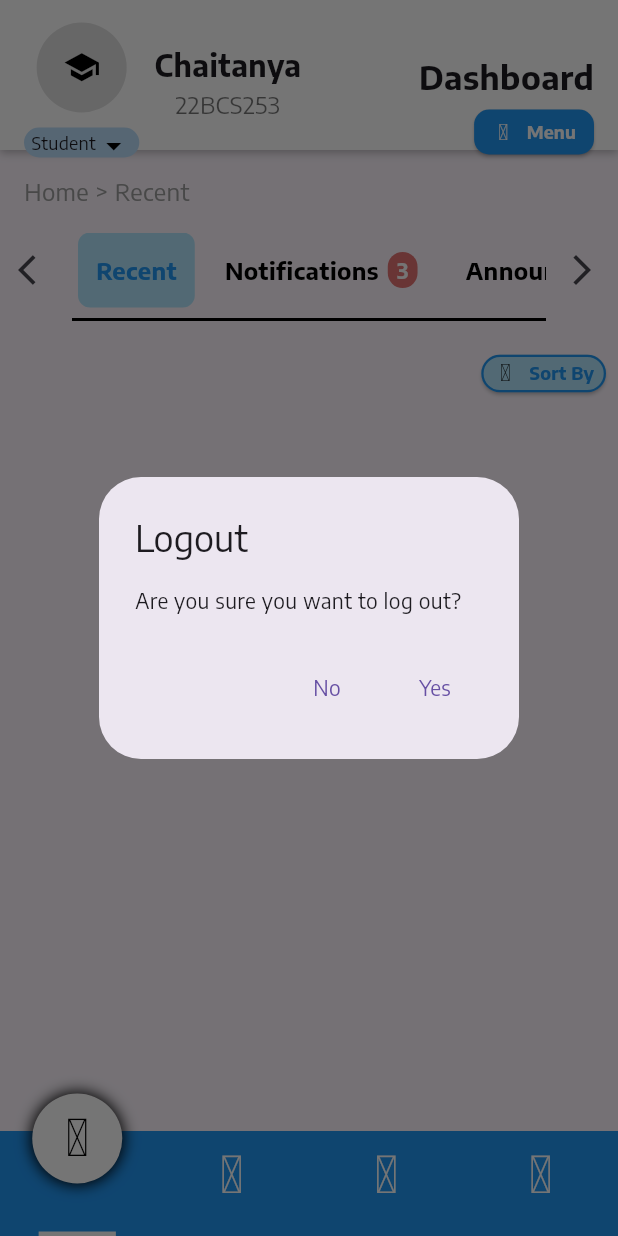
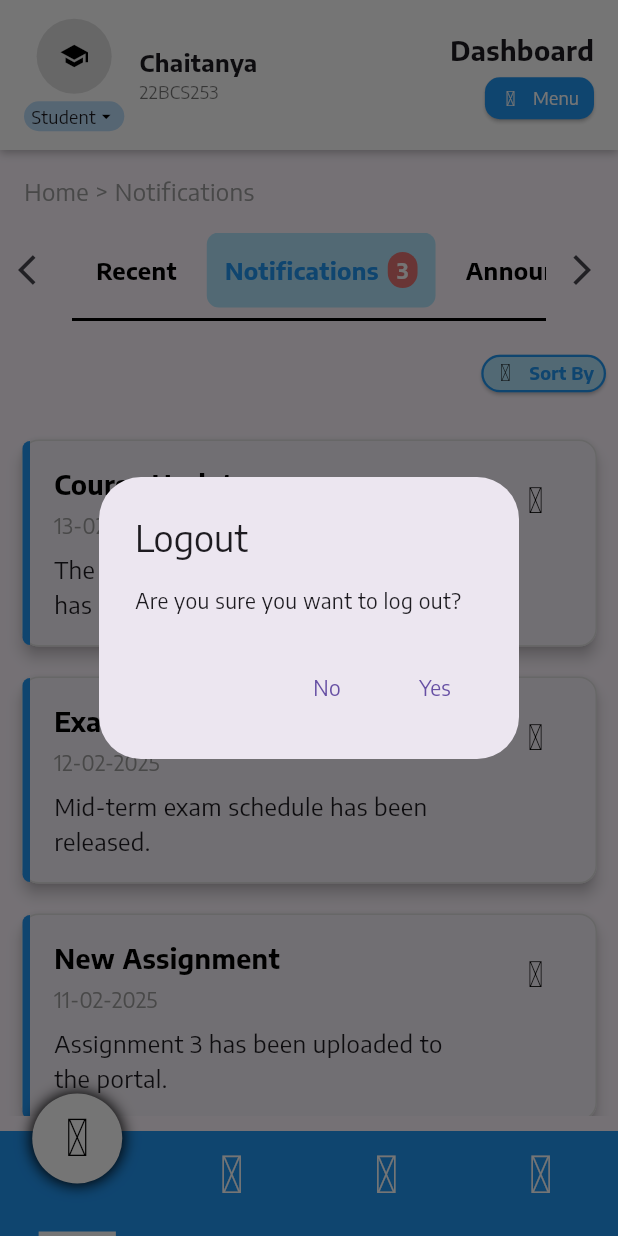
Before and after one commit to chaituthumbeti/Fusionapp, a Flutter app: the Dashboard screen opened directly, item 4 of the bottom bar chosen, on a phone screen of 412 x 824 dp. Run offline on Flutter 3.47's test engine with Material 3 defaults, Android fonts, the phone set to English and light mode, and no system bars; our stand-ins replace hugeicons.

Commit message:
feat: role-based content across all major components

```diff
--- a/lib/dashboard.dart
+++ b/lib/dashboard.dart
@@ -17,7 +17,7 @@ class Dashboard extends StatefulWidget {
 class _DashboardState extends State<Dashboard> {
   int _selectedIndex = 0;
   bool _isMenuOpen = false;
-
+  String _role= "Student";
   void _onItemTapped(int index) {
     if (index == 3) {
       _showLogoutDialog();
@@ -36,6 +36,12 @@ class _DashboardState extends State<Dashboard> {
   void _closeMenu() {
     setState(() {
       _isMenuOpen = false;
+    });
+  }
+
+  void _handleRoleChange(String role){
+    setState(() {
+      _role=role;
     });
   }
 
@@ -73,6 +79,7 @@ class _DashboardState extends State<Dashboard> {
       appBar: TopNavBar(
         selectedIndex: _selectedIndex,
         onMenuPressed: _openMenu,
+        roleChange: _handleRoleChange,
       ),
       body: Stack(
         children: [
@@ -84,7 +91,7 @@ class _DashboardState extends State<Dashboard> {
             left: _isMenuOpen ? 0 : -MediaQuery.of(context).size.width ,
             top: 0,
             bottom: 0,
-            child: MenuPage(onClose: _closeMenu),
+            child: MenuPage(onClose: _closeMenu,role:_role),
           ),
         ],
       ),
@@ -98,9 +105,9 @@ class _DashboardState extends State<Dashboard> {
 
   Widget _buildBody() {
     return [
-      const HomePage(),
-      ModulePage(),
-      const ProfilePage(),
+      HomePage(role:_role),
+      ModulePage(role:_role),
+      ProfilePage(role:_role),
     ][_selectedIndex];
   }
 }
--- a/lib/navbars/top_nav_bar.dart
+++ b/lib/navbars/top_nav_bar.dart
@@ -1,30 +1,40 @@
 import 'package:flutter/material.dart';
 import 'package:hugeicons/hugeicons.dart';
+
 class TopNavBar extends StatefulWidget implements PreferredSizeWidget {
   final int selectedIndex;
   final VoidCallback onMenuPressed;
+  final ValueChanged<String> roleChange;
 
   const TopNavBar({
     super.key,
     required this.selectedIndex,
     required this.onMenuPressed,
+    required this.roleChange,
   });
 
   @override
   State<TopNavBar> createState() => _TopNavBarState();
 
   @override
-  Size get preferredSize => const Size.fromHeight(100);
+  Size get preferredSize {
+    return const Size.fromHeight(100);
+  }
 }
 
 class _TopNavBarState extends State<TopNavBar> {
-  final List<String> _titles = ["Dashboard", "Modules", "Profile", "Logout","Menu"];
+  final List<String> _titles = ["Dashboard", "Modules", "Profile", "Logout", "Menu"];
   String _selectedRole = 'Student';
 
   @override
   Widget build(BuildContext context) {
-    return Container(
-      padding: const EdgeInsets.only(left: 16, right: 16, top: 15, bottom: 5),
+    final double screenHeight = MediaQuery.of(context).size.height;
+    final double navbarHeight = screenHeight * 0.15;
+
+    return SizedBox(
+      height: navbarHeight,
+      child: Container(
+        padding: const EdgeInsets.symmetric(horizontal: 16, vertical: 10),
         decoration: BoxDecoration(
           color: Colors.white,
           boxShadow: [
@@ -35,22 +45,25 @@ class _TopNavBarState extends State<TopNavBar> {
             ),
           ],
         ),
+        child: Column(
+          children: [
+            Expanded(
               child: Row(
                 mainAxisAlignment: MainAxisAlignment.spaceBetween,
                 children: [
                   Row(
                     children: [
                       Column(
+                        mainAxisAlignment: MainAxisAlignment.center,
                         children: [
                           CircleAvatar(
-                    radius: 30,
+                            radius: 25,
                             backgroundColor: Colors.grey[300],
-                    child: const Icon(Icons.school, size: 25, color: Colors.black),
+                            child: const Icon(Icons.school, size: 20, color: Colors.black),
                           ),
-                  const SizedBox(height: 10),
-                  SizedBox(
+                          const SizedBox(height: 5),
+                          Container(
                             height: 20,
-                    child: Container(
                             padding: const EdgeInsets.symmetric(horizontal: 5),
                             decoration: BoxDecoration(
                               color: Colors.blue[100],
@@ -58,8 +71,8 @@ class _TopNavBarState extends State<TopNavBar> {
                             ),
                             child: DropdownButton<String>(
                               value: _selectedRole,
-                        icon: const Icon(Icons.arrow_drop_down, color: Colors.black),
-                        items: ['Student', 'Faculty'].map((String role) {
+                              icon: const Icon(Icons.arrow_drop_down, size: 14, color: Colors.black),
+                              items: ['Student', 'Faculty', 'Hod'].map((String role) {
                                 return DropdownMenuItem<String>(
                                   value: role,
                                   child: Text(role, style: const TextStyle(fontSize: 12)),
@@ -69,11 +82,11 @@ class _TopNavBarState extends State<TopNavBar> {
                                 if (newValue != null) {
                                   setState(() {
                                     _selectedRole = newValue;
+                                    widget.roleChange(newValue);
                                   });
                                 }
                               },
                               underline: const SizedBox(),
-                      ),
                             ),
                           ),
                         ],
@@ -81,44 +94,44 @@ class _TopNavBarState extends State<TopNavBar> {
                       const SizedBox(width: 10),
                       Column(
                         mainAxisAlignment: MainAxisAlignment.center,
-                crossAxisAlignment: CrossAxisAlignment.center,
+                        crossAxisAlignment: CrossAxisAlignment.start,
                         children: const [
                           Text(
                             'Chaitanya',
-                    style: TextStyle(fontSize: 20, fontWeight: FontWeight.bold),
+                            style: TextStyle(fontSize: 16, fontWeight: FontWeight.bold),
                           ),
                           Text(
                             '22BCS253',
-                    style: TextStyle(fontSize: 16, color: Colors.black54),
+                            style: TextStyle(fontSize: 12, color: Colors.black54),
                           ),
                         ],
                       ),
                     ],
                   ),
                   Column(
+                    mainAxisAlignment: MainAxisAlignment.center,
                     crossAxisAlignment: CrossAxisAlignment.end,
                     children: [
-              const SizedBox(height: 20),
                       Text(
                         _titles[widget.selectedIndex],
-                style: const TextStyle(fontSize: 22, fontWeight: FontWeight.bold),
+                        style: const TextStyle(fontSize: 18, fontWeight: FontWeight.bold),
                       ),
-              const SizedBox(height: 7),
+                      const SizedBox(height: 5),
                       SizedBox(
-                height: 30,
+                        height: 28,
                         child: ElevatedButton.icon(
                           style: ElevatedButton.styleFrom(
                             backgroundColor: Colors.blue,
                             shape: RoundedRectangleBorder(
                               borderRadius: BorderRadius.circular(10),
                             ),
-                    padding: const EdgeInsets.symmetric(horizontal: 12),
+                            padding: const EdgeInsets.symmetric(horizontal: 10),
                           ),
                           onPressed: widget.onMenuPressed,
-                  icon: const Icon(HugeIcons.strokeRoundedMenu01, size: 15, color: Colors.white),
+                          icon: const Icon(HugeIcons.strokeRoundedMenu01, size: 14, color: Colors.white),
                           label: const Text(
                             'Menu',
-                    style: TextStyle(fontSize: 12, color: Colors.white, fontWeight: FontWeight.bold),
+                            style: TextStyle(fontSize: 12, color: Colors.white),
                           ),
                         ),
                       ),
@@ -126,6 +139,10 @@ class _TopNavBarState extends State<TopNavBar> {
                   ),
                 ],
               ),
+            ),
+          ],
+        ),
+      ),
     );
   }
 }
--- a/lib/pages/home_page.dart
+++ b/lib/pages/home_page.dart
@@ -6,7 +6,22 @@ import 'package:hugeicons/hugeicons.dart';
 import 'widgets/notification_provider.dart';
 
 class HomePage extends StatelessWidget {
-  const HomePage({super.key});
+  final String role;
+  const HomePage({super.key, required this.role});
+
+  @override
+  Widget build(BuildContext context) {
+    return ChangeNotifierProvider(
+      key: ValueKey(role),
+      create: (_) => NotificationProvider(role:role),
+      child: _HomePageContent(role:role),
+    );
+  }
+}
+
+class _HomePageContent extends StatelessWidget {
+  final String role;
+  const _HomePageContent({required this.role});
 
   @override
   Widget build(BuildContext context) {
@@ -57,9 +72,10 @@ class HomePage extends StatelessWidget {
                                   horizontal: 4,
                                 ),
                                 decoration: BoxDecoration(
-                                  color: provider.selectedIndex == index
-                                      ? Colors.lightBlue.shade100
-                                      : Colors.transparent,
+                                  color:
+                                      provider.selectedIndex == index
+                                          ? Colors.lightBlue.shade100
+                                          : Colors.transparent,
                                   borderRadius: BorderRadius.circular(8),
                                 ),
                                 child: Row(
@@ -69,9 +85,10 @@ class HomePage extends StatelessWidget {
                                       style: TextStyle(
                                         fontSize: 16,
                                         fontWeight: FontWeight.bold,
-                                        color: provider.selectedIndex == index
-                                            ? Colors.blue
-                                            : Colors.black,
+                                        color:
+                                            provider.selectedIndex == index
+                                                ? Colors.blue
+                                                : Colors.black,
                                       ),
                                     ),
                                     if (index == 1 && unreadNotifications > 0)
@@ -145,7 +162,9 @@ class HomePage extends StatelessWidget {
                         currentList.where((item) => item["isVisible"]).length,
                     itemBuilder: (context, index) {
                       final visibleItems =
-                          currentList.where((item) => item["isVisible"]).toList();
+                          currentList
+                              .where((item) => item["isVisible"])
+                              .toList();
                       final item = visibleItems[index];
 
                       return NotificationCard(
--- a/lib/pages/profile_page.dart
+++ b/lib/pages/profile_page.dart
@@ -1,12 +1,13 @@
 import 'package:flutter/material.dart';
 
 class ProfilePage extends StatelessWidget {
-  const ProfilePage({super.key});
+  final String role;
+  const ProfilePage({super.key,required this.role});
   @override
   Widget build(BuildContext context) {
     return Center(
       child: Text(
-        'Profile Page',
+        'Profile Page of $role',
         style: TextStyle(fontSize: 20),
       ),
     );
--- a/lib/pages/widgets/notification_provider.dart
+++ b/lib/pages/widgets/notification_provider.dart
@@ -1,57 +1,165 @@
 import 'package:flutter/material.dart';
 
 class NotificationProvider extends ChangeNotifier {
-  int selectedIndex = 0;
+  final String role;
+  NotificationProvider({required this.role});
+
+  int selectedIndex = 1;
   final ScrollController scrollController = ScrollController();
 
-  List<Map<String, dynamic>> notifications = [
+  final List<Map<String, dynamic>> _allNotifications = [
     {
       "id": "notif1",
       "title": "Course Update",
-      "desc": "The Syllabus for Software Engineering has been revised.",
+      "desc": "The syllabus for Software Engineering has been revised.",
       "date": "13-02-2025",
       "isVisible": true,
       "read": false,
+      "role": "student"
     },
     {
       "id": "notif2",
-      "title": "Course Update",
-      "desc": "The Syllabus for Computer Networks has been updated.",
+      "title": "Exam Reminder",
+      "desc": "Mid-term exam schedule has been released.",
       "date": "12-02-2025",
       "isVisible": true,
       "read": false,
+      "role": "student"
     },
     {
       "id": "notif3",
-      "title": "Course Update",
-      "desc": "The AI syllabus has been improved.",
+      "title": "New Assignment",
+      "desc": "Assignment 3 has been uploaded to the portal.",
       "date": "11-02-2025",
       "isVisible": true,
       "read": false,
+      "role": "student"
+    },
+    {
+      "id": "notif4",
+      "title": "Lecture Schedule",
+      "desc": "Your lecture timings have been updated.",
+      "date": "13-02-2025",
+      "isVisible": true,
+      "read": false,
+      "role": "faculty"
+    },
+    {
+      "id": "notif5",
+      "title": "Student Query",
+      "desc": "A student has sent a query regarding the assignment.",
+      "date": "12-02-2025",
+      "isVisible": true,
+      "read": false,
+      "role": "faculty"
+    },
+    {
+      "id": "notif6",
+      "title": "Research Update",
+      "desc": "New research resources are available in the portal.",
+      "date": "11-02-2025",
+      "isVisible": true,
+      "read": false,
+      "role": "faculty"
+    },
+    {
+      "id": "notif7",
+      "title": "Faculty Update",
+      "desc": "New faculty members have joined the department.",
+      "date": "13-02-2025",
+      "isVisible": true,
+      "read": false,
+      "role": "hod"
+    },
+    {
+      "id": "notif8",
+      "title": "Budget Report",
+      "desc": "Monthly department budget report is ready.",
+      "date": "12-02-2025",
+      "isVisible": true,
+      "read": false,
+      "role": "hod"
+    },
+    {
+      "id": "notif9",
+      "title": "Accreditation Notice",
+      "desc": "Accreditation visit scheduled next month.",
+      "date": "11-02-2025",
+      "isVisible": true,
+      "read": false,
+      "role": "hod"
     },
   ];
 
-  List<Map<String, dynamic>> announcements = [
+  final List<Map<String, dynamic>> _allAnnouncements = [
     {
       "id": "ann1",
       "title": "New Course Material",
-      "desc": "Machine Learning resources uploaded to portal.",
+      "desc": "Machine Learning resources have been uploaded.",
       "date": "10-02-2025",
       "isVisible": true,
       "read": false,
+      "role": "student"
     },
     {
       "id": "ann2",
-      "title": "Exam Schedule Update",
-      "desc": "Mid-term exams rescheduled due to syllabus changes.",
+      "title": "Holiday Notice",
+      "desc": "Campus will be closed on Friday for a public holiday.",
       "date": "08-02-2025",
       "isVisible": true,
       "read": false,
+      "role": "student"
+    },
+    {
+      "id": "ann3",
+      "title": "Department Meeting",
+      "desc": "Faculty meeting scheduled for next Monday.",
+      "date": "10-02-2025",
+      "isVisible": true,
+      "read": false,
+      "role": "faculty"
+    },
+    {
+      "id": "ann4",
+      "title": "Grant Application",
+      "desc": "New grant application process announced.",
+      "date": "08-02-2025",
+      "isVisible": true,
+      "read": false,
+      "role": "faculty"
+    },
+    {
+      "id": "ann5",
+      "title": "Policy Update",
+      "desc": "New guidelines for faculty evaluation have been released.",
+      "date": "10-02-2025",
+      "isVisible": true,
+      "read": false,
+      "role": "hod"
+    },
+    {
+      "id": "ann6",
+      "title": "Meeting Reminder",
+      "desc": "Department meeting scheduled for this Friday.",
+      "date": "08-02-2025",
+      "isVisible": true,
+      "read": false,
+      "role": "hod"
     },
   ];
 
+  // Lists to track recently opened items.
   List<Map<String, dynamic>> recent = [];
   Map<String, dynamic>? openedItem;
+
+  // Getters that filter the master lists by the provider's role.
+  List<Map<String, dynamic>> get notifications => _allNotifications
+      .where((item) => item["role"] == role.toLowerCase() && item["isVisible"])
+      .toList();
+
+  List<Map<String, dynamic>> get announcements => _allAnnouncements
+      .where((item) => item["role"] == role.toLowerCase() && item["isVisible"])
+      .toList();
 
   void setSelectedIndex(int index) {
     selectedIndex = index;
@@ -76,25 +184,22 @@ class NotificationProvider extends ChangeNotifier {
 
   void hideItem(int index) {
     final list = getCurrentList();
-    final visible = list.where((item) => item["isVisible"]).toList();
-    if (index < visible.length) {
-      visible[index]["isVisible"] = false;
+    final visibleItems = list.where((item) => item["isVisible"]).toList();
+    if (index < visibleItems.length) {
+      visibleItems[index]["isVisible"] = false;
       notifyListeners();
     }
   }
 
   void openBigCard(Map<String, dynamic> item) {
     openedItem = item;
-
     if (!item["read"]) {
       item["read"] = true;
     }
-
     if (!recent.any((e) => e["id"] == item["id"])) {
       recent.insert(0, item);
       if (recent.length > 10) recent.removeLast();
     }
-
     notifyListeners();
   }
 
```
Also changed, not shown: lib/main.dart (+1 -11 lines), lib/menu_page.dart (+59 -18 lines), lib/pages/module_page.dart (+48 -23 lines), lib/login/login_page.dart (line endings or trailing spaces), 4 other files. Lines whose indentation alone changed are shown as unchanged.
